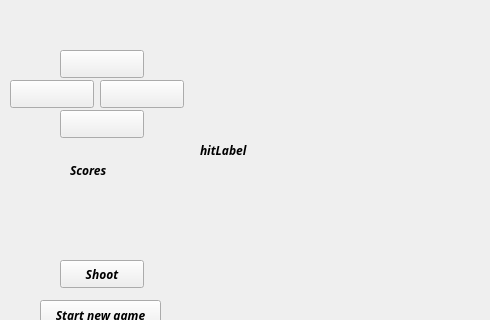
ctrl-elri/nyssemeni, file Game/mainwindow.ui: the form before one commit; both pictures show x 310 to 800 and y 0 to 320 of the 800 by 600 pixel window.
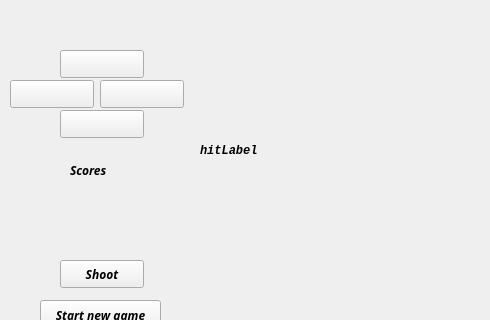
The form after the commit.

The edit to the form file:
```diff
--- a/Game/mainwindow.ui
+++ b/Game/mainwindow.ui
@@ -216,6 +216,11 @@
       <height>21</height>
      </rect>
     </property>
+    <property name="font">
+     <font>
+      <family>Monospace</family>
+     </font>
+    </property>
     <property name="text">
      <string>hitLabel</string>
     </property>
```
